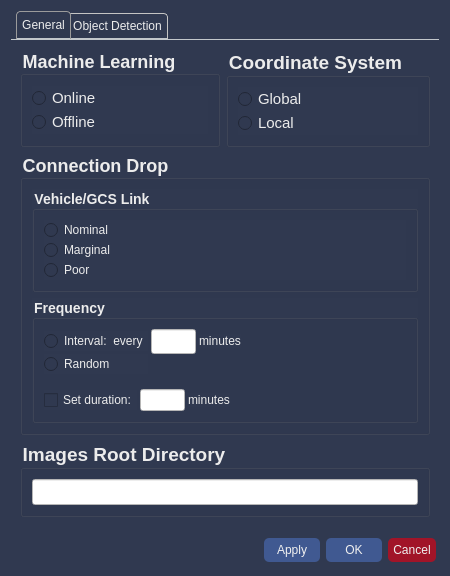
Above: src/gcs/resources/forms/SettingsWidget.ui from CSUN-SERL/lcar-bot before the change. Below: the same form after it.
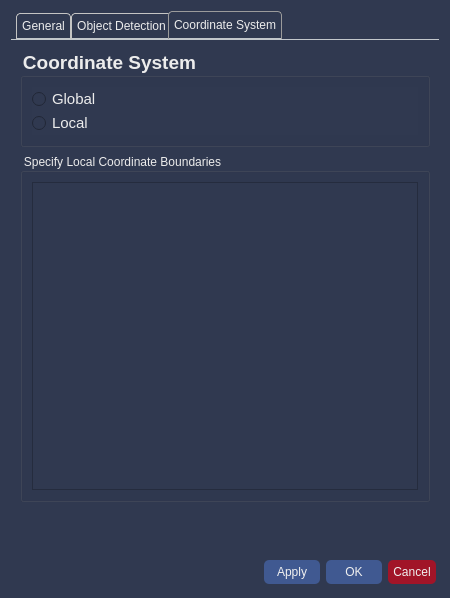
That is the form after the change.

Commit message: added coordinate system table view to settings widget

```diff
--- a/src/gcs/resources/forms/SettingsWidget.ui
+++ b/src/gcs/resources/forms/SettingsWidget.ui
@@ -101,7 +101,7 @@
       <string notr="true"/>
      </property>
      <property name="currentIndex">
-      <number>0</number>
+      <number>2</number>
      </property>
      <widget class="QWidget" name="general_tab">
       <attribute name="title">
@@ -453,57 +453,6 @@
            </layout>
           </widget>
          </item>
-         <item>
-          <widget class="QGroupBox" name="coordinate_box">
-           <property name="font">
-            <font>
-             <pointsize>14</pointsize>
-             <weight>75</weight>
-             <bold>true</bold>
-            </font>
-           </property>
-           <property name="title">
-            <string>Coordinate System</string>
-           </property>
-           <layout class="QGridLayout" name="gridLayout_11">
-            <item row="0" column="0">
-             <layout class="QVBoxLayout" name="verticalLayout_5">
-              <property name="spacing">
-               <number>0</number>
-              </property>
-              <item>
-               <widget class="QRadioButton" name="global_btn">
-                <property name="font">
-                 <font>
-                  <pointsize>11</pointsize>
-                  <weight>50</weight>
-                  <bold>false</bold>
-                 </font>
-                </property>
-                <property name="text">
-                 <string>Global</string>
-                </property>
-               </widget>
-              </item>
-              <item>
-               <widget class="QRadioButton" name="local_btn">
-                <property name="font">
-                 <font>
-                  <pointsize>11</pointsize>
-                  <weight>50</weight>
-                  <bold>false</bold>
-                 </font>
-                </property>
-                <property name="text">
-                 <string>Local</string>
-                </property>
-               </widget>
-              </item>
-             </layout>
-            </item>
-           </layout>
-          </widget>
-         </item>
         </layout>
        </item>
       </layout>
@@ -534,7 +483,7 @@
             <property name="leftMargin">
              <number>3</number>
             </property>
-            <item>
+            <item alignment="Qt::AlignTop">
              <widget class="QLabel" name="lblMeanShiftGrouping">
               <property name="maximumSize">
                <size>
@@ -554,7 +503,7 @@
               </property>
              </widget>
             </item>
-            <item>
+            <item alignment="Qt::AlignHCenter|Qt::AlignTop">
              <widget class="QRadioButton" name="radio_on_mean_shift">
               <property name="sizePolicy">
                <sizepolicy hsizetype="Fixed" vsizetype="Fixed">
@@ -580,7 +529,7 @@
               </property>
              </widget>
             </item>
-            <item>
+            <item alignment="Qt::AlignTop">
              <widget class="QRadioButton" name="radio_off_mean_shift">
               <property name="minimumSize">
                <size>
@@ -869,23 +818,103 @@
          </layout>
         </widget>
        </item>
-       <item row="2" column="0">
-        <spacer name="verticalSpacer">
-         <property name="orientation">
-          <enum>Qt::Vertical</enum>
+      </layout>
+     </widget>
+     <widget class="QWidget" name="coord_system_tab">
+      <attribute name="title">
+       <string>Coordinate System</string>
+      </attribute>
+      <layout class="QVBoxLayout" name="verticalLayout_6">
+       <item>
+        <widget class="QGroupBox" name="coordinate_box">
+         <property name="font">
+          <font>
+           <pointsize>14</pointsize>
+           <weight>75</weight>
+           <bold>true</bold>
+          </font>
          </property>
-         <property name="sizeHint" stdset="0">
-          <size>
-           <width>20</width>
-           <height>40</height>
-          </size>
+         <property name="title">
+          <string>Coordinate System</string>
          </property>
-        </spacer>
+         <layout class="QGridLayout" name="gridLayout_11">
+          <item row="0" column="0">
+           <layout class="QVBoxLayout" name="verticalLayout_5">
+            <property name="spacing">
+             <number>0</number>
+            </property>
+            <item>
+             <widget class="QRadioButton" name="global_btn">
+              <property name="font">
+               <font>
+                <pointsize>11</pointsize>
+                <weight>50</weight>
+                <bold>false</bold>
+               </font>
+              </property>
+              <property name="text">
+               <string>Global</string>
+              </property>
+             </widget>
+            </item>
+            <item>
+             <widget class="QRadioButton" name="local_btn">
+              <property name="font">
+               <font>
+                <pointsize>11</pointsize>
+                <weight>50</weight>
+                <bold>false</bold>
+               </font>
+              </property>
+              <property name="text">
+               <string>Local</string>
+              </property>
+             </widget>
+            </item>
+           </layout>
+          </item>
+         </layout>
+        </widget>
+       </item>
+       <item>
+        <widget class="QGroupBox" name="groupBox">
+         <property name="title">
+          <string>Specify Local Coordinate Boundaries</string>
+         </property>
+         <layout class="QVBoxLayout" name="verticalLayout_7">
+          <item>
+           <widget class="QTableView" name="tableView">
+            <property name="sizePolicy">
+             <sizepolicy hsizetype="Expanding" vsizetype="Expanding">
+              <horstretch>0</horstretch>
+              <verstretch>1</verstretch>
+             </sizepolicy>
+            </property>
+           </widget>
+          </item>
+         </layout>
+        </widget>
        </item>
       </layout>
      </widget>
     </widget>
    </item>
+   <item>
+    <spacer name="verticalSpacer_3">
+     <property name="orientation">
+      <enum>Qt::Vertical</enum>
+     </property>
+     <property name="sizeType">
+      <enum>QSizePolicy::MinimumExpanding</enum>
+     </property>
+     <property name="sizeHint" stdset="0">
+      <size>
+       <width>20</width>
+       <height>40</height>
+      </size>
+     </property>
+    </spacer>
+   </item>
    <item>
     <layout class="QHBoxLayout" name="horizontalLayout">
      <property name="spacing">
```
The commit also changes 1 other file.
